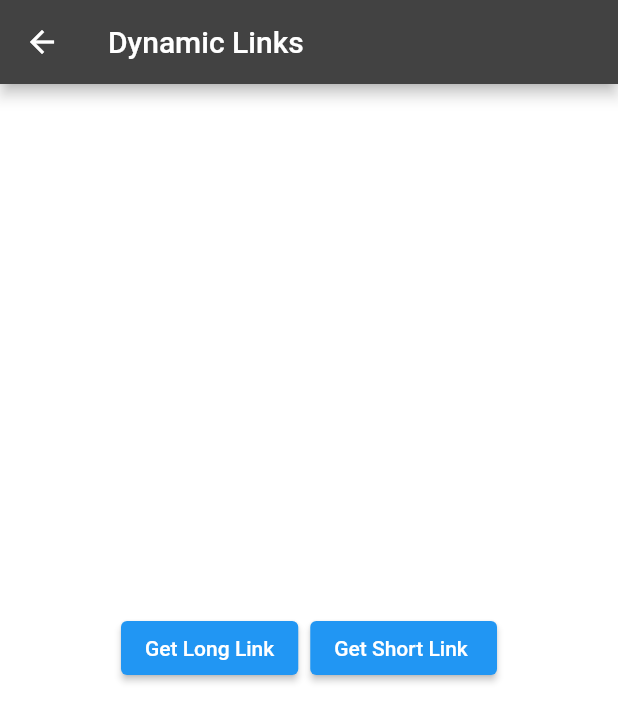
After one commit to vikasdduc/tpcircle, a Flutter app: the screen it shows after launch, after a tap on the "navigate next" icon, on a phone screen of 412 x 824 dp. The commit adds this screen. Shown: the top 722 px of the screen. Run offline on Flutter 3.47's test engine with Material 2 defaults, Android fonts, the phone set to English and light mode, and no system bars; our stand-ins replace badges, firebase_auth, firebase_core, firebase_dynamic_links, firebase_messaging, flutter_local_notifications and 1 more; accounts and stored records are empty; network calls fail.

Commit message:
dyanamic link with api call

```diff
--- a/lib/main.dart
+++ b/lib/main.dart
@@ -1,4 +1,3 @@
-
 import 'dart:async';
 import 'dart:convert';
 import 'dart:io';
@@ -10,22 +9,17 @@ import 'package:flutter/material.dart';
 import 'package:http/http.dart' as http;
 import 'package:flutter_local_notifications/flutter_local_notifications.dart';
 import 'package:rxdart/rxdart.dart';
-import 'package:tyreplex/screens/filterPages/chip_filter_page.dart';
-import 'package:tyreplex/screens/filterPages/filter_screen.dart';
+import 'package:tyreplex/screens/dynamicLink/dynamic_link_service.dart';
 import 'package:tyreplex/screens/myOrderPages/my_order.dart';
 import 'package:tyreplex/screens/rest_api_example/api_home_page.dart';
 
+// import 'filterPageForLink.dart';
 
 
-
-
-///
-/// To verify that your messages are being received, you ought to see a firebase_notification appearon your device/emulator via the flutter_local_notifications plugin.
-/// Define a top-level named handler which background/terminated messages will
 /// call. Be sure to annotate the handler with `@pragma('vm:entry-point')` above the function declaration.
 @pragma('vm:entry-point')
 Future<void> _firebaseMessagingBackgroundHandler(RemoteMessage message) async {
-  await Firebase.initializeApp();
+  // await Firebase.initializeApp();
   await setupFlutterNotifications();
   // showFlutterNotification(message);
   // If you're going to use other Firebase services in the background, such as Firestore,
@@ -52,7 +46,6 @@ Future<void> setupFlutterNotifications() async {
     description:
     'This channel is used for important notifications.', // description
     importance: Importance.high,
-    enableVibration: true,
   );
 
   flutterLocalNotificationsPlugin = FlutterLocalNotificationsPlugin();
@@ -89,18 +82,20 @@ void showFlutterNotification(RemoteMessage message) {
           channel.id,
           channel.name,
           channelDescription: channel.description,
-          // TODO add a proper drawable resource to android, for now using vvvvvvvvvvvvvvvvvvvvvvvvvvvvvvvvvvvvvvvvvvvvvvvvvvvvvvv
-          //      one that already exists in example app.
+          // TODO add a proper drawable resource to android, for now using vvvvvvvvvvvvvvvvvvvvvvvv
+          //
           icon: 'launch_background',
           actions: <AndroidNotificationAction>[
             AndroidNotificationAction(
               //  selectedNotificationPayload!,  navigationActionId!;
-              channel.id, 'Accept',
+              navigationActionId!, 'Accept',
+              showsUserInterface: true,
+              cancelNotification: false,
               titleColor: Color.fromARGB(255, 0, 0, 255),
             ),
 
 
-            AndroidNotificationAction(channel.id, 'Reject'),
+            AndroidNotificationAction(channel.id, 'Reject',),
             //  AndroidNotificationAction('id_3', 'Action 3'),
           ],
         ),
@@ -133,7 +128,7 @@ Future<void> main() async {
   await Firebase.initializeApp();
   // Set the background messaging handler early on, as a named top-level function
   FirebaseMessaging.onBackgroundMessage(_firebaseMessagingBackgroundHandler);
-  String? token = await FirebaseMessaging.instance.getToken();// getting fcm token
+  String? token = await FirebaseMessaging.instance.getToken();
   print("token_start ${token} token_end");
   if (!kIsWeb) {
     await setupFlutterNotifications();
@@ -164,7 +159,7 @@ Future<void> main() async {
 
       selectNotificationSubject.add(1);
 
-      // switch (notificationResponse.notificationResponseType) {
+      //     switch (notificationResponse.notificationResponseType) {
       //   case NotificationResponseType.selectedNotification:
       //     selectNotificationSubject.add(notificationResponse.payload);
       //     break;
@@ -189,19 +184,16 @@ class MessagingApp extends StatelessWidget {
   Widget build(BuildContext context) {
     return MaterialApp(
       debugShowCheckedModeBanner: false,
-      title: 'TyrePlex',
-      //theme: ThemeData.light(),
-        theme: ThemeData(
-          scaffoldBackgroundColor: Colors.lightGreenAccent[100],
-          primarySwatch: Colors.red,
-         ),
+      title: 'Tyreplex demo',
+      theme: ThemeData.dark(),
       initialRoute: '/',
       routes: {
-        '/': (context) => const MyOrdersPage(),
-        //'/': (context) => const Application(),
-        '/myFilterPage':(context) => const FilterPage(),
-        '/apipage': (context) => const HomeForApi(payload: '',),
-        '/chipPage': (context) => FilterChipPage(),
+        '/': (context) => Application(),
+        '/apipage': (context) => HomeForApi(payload: '',),
+        '/dynamicpage':(context) => DynamicPage(),
+        '/MyOrdersPage' : (context) => MyOrdersPage(),
+
+        //'/message': (context) => MessageView(),
       },
     );
   }
@@ -228,8 +220,7 @@ String constructFCMPayload(String? token) {
 
 /// Renders the example application.
 class Application extends StatefulWidget {
-  const Application({Key? key}) : super(key: key);
-
+  // late final LinkPage page; // have to call the page and uncommennt
   @override
   State<StatefulWidget> createState() => _Application();
 }
@@ -258,15 +249,22 @@ class _Application extends State<Application> {
   void _configureSelectNotificationSubject() {
     print("nsdjfndjfn djf scsdsdfsfvvvvvvvvvvvvvvvvvvvvvvvvvsfj");
 
-    try{ selectNotificationSubject.stream.listen((int? i) async {
-
-
+    selectNotificationSubject.stream.listen((int? i)async{
       print("nsdjfndjfn djf j");
       await  Navigator.of(context).push(MaterialPageRoute<void>(
         builder: (BuildContext context) => HomeForApi(payload: 'payload',),
       ));
     });
-    }catch(err){print("i am giving error because $err");}
+    //
+    // try{ selectNotificationSubject.stream.listen((String? payload) async {
+    //
+    //
+    //   print("nsdjfndjfn djf j");
+    //   // await  Navigator.of(context).push(MaterialPageRoute<void>(
+    //   //    builder: (BuildContext context) => HomeForApi(payload: 'payload',),
+    //   //  ));
+    //  });
+    // }catch(err){print("i am giving error because $err");}
   }
 
 
@@ -288,7 +286,7 @@ class _Application extends State<Application> {
         headers: <String, String>{
           'Content-Type': 'application/json; charset=UTF-8',
         },
-        body: constructFCMPayload(_token),
+        // body: constructFCMPayload(_token),
       );
       print('FCM request for device sent!');
     } catch (e) {
@@ -343,7 +341,88 @@ class _Application extends State<Application> {
 
   @override
   Widget build(BuildContext context) {
-     return const MyOrdersPage();
+    return Scaffold(
+      appBar: AppBar(
+        title: const Text('Cloud Messaging'),
+        actions: <Widget>[
+          IconButton(
+              iconSize: 30,
+              color: Colors.red,
+              onPressed: (){
+                Navigator.pushNamed(context, '/dynamicpage');
+              },
+              icon: const Icon(Icons.navigate_next,)
+          ),
+          IconButton(
+              iconSize: 30,
+              color: Colors.red,
+              onPressed: (){
 
+              },
+              icon: const Icon(Icons.share,)
+          ),
+          // PopupMenuButton(
+          //   onSelected: onActionSelected,
+          //   itemBuilder: (BuildContext context) {
+          //     return [
+          //       const PopupMenuItem(
+          //         value: 'subscribe',
+          //         child: Text('Subscribe to topic'),
+          //       ),
+          //       const PopupMenuItem(
+          //         value: 'unsubscribe',
+          //         child: Text('Unsubscribe to topic'),
+          //       ),
+          //       const PopupMenuItem(
+          //         value: 'get_apns_token',
+          //         child: Text('Get APNs token (Apple only)'),
+          //       ),
+          //     ];
+          //   },
+          // ),
+        ],
+      ),
+      floatingActionButton: Builder(
+        builder: (context) => FloatingActionButton(
+          onPressed: sendPushMessage,
+          backgroundColor: Colors.white,
+          child: const Icon(Icons.send),
+        ),
+      ),
+      body: SingleChildScrollView(
+        child: Column(
+          children: [
+            //MetaCard('Permissions', Permissions()),
+            // MetaCard(
+            //   'FCM Token',
+            //   TokenMonitor((token) {
+            //     _token = token;
+            //     return token == null
+            //         ? const CircularProgressIndicator()
+            //         : Text(token, style: const TextStyle(fontSize: 12));
+            //   }),
+            // ),
+            // ElevatedButton(
+            //   onPressed: () {
+            //     FirebaseMessaging.instance
+            //         .getInitialMessage()
+            //         .then((RemoteMessage? message) {
+            //       if (message != null) {
+            //         Navigator.pushNamed(
+            //           context,
+            //           '/message',
+            //          // arguments: MessageArguments(message, true),
+            //         );
+            //       }
+            //     });
+            //   },
+            //   child: const Text('getInitialMessage()'),
+            // ),
+            //MetaCard('Message Stream', MessageList()
+            // ),
+          ],
+        ),
+      ),
+    );
   }
 }
--- /dev/null
+++ b/lib/screens/dynamicLink/dynamic_link_service.dart
@@ -0,0 +1,152 @@
+import 'dart:async';
+//import 'package:deeplink/route_services.dart';
+//import 'package:firebase_core/firebase_core.dart';
+import 'package:firebase_dynamic_links/firebase_dynamic_links.dart';
+import 'package:flutter/material.dart';
+import 'package:flutter/services.dart';
+import 'package:tyreplex/screens/dynamicLink/path_constant.dart';
+import 'package:url_launcher/url_launcher.dart';
+
+// Future<void> main() async {
+//   await init();
+//   runApp(const DynamicPage());
+// }
+//
+// Future init() async {
+//   WidgetsFlutterBinding.ensureInitialized();
+//   await Firebase.initializeApp();
+// }
+
+class DynamicPage extends StatelessWidget {
+  const DynamicPage({Key? key}) : super(key: key);
+
+  @override
+  Widget build(BuildContext context) {
+    return _MainScreen();
+
+      //onGenerateRoute: RouteServices.generateRoute,
+
+  }
+}
+
+class _MainScreen extends StatefulWidget {
+  @override
+  State<StatefulWidget> createState() => _MainScreenState();
+}
+
+class _MainScreenState extends State<_MainScreen> {
+  String? _linkMessage;
+  bool _isCreatingLink = false;
+
+  FirebaseDynamicLinks dynamicLinks = FirebaseDynamicLinks.instance;
+
+  @override
+  void initState() {
+    super.initState();
+    initDynamicLinks();
+  }
+
+  Future<void> initDynamicLinks() async {
+    dynamicLinks.onLink.listen((dynamicLinkData) {
+      final Uri uri = dynamicLinkData.link;
+      final queryParams = uri.queryParameters;
+      if (queryParams.isNotEmpty) {
+        String? productId = queryParams["id"];
+        Navigator.pushNamed(context, dynamicLinkData.link.path,
+            arguments: {"productId": int.parse(productId!)});
+      } else {
+        Navigator.pushNamed(
+          context,
+          dynamicLinkData.link.path,
+        );
+      }
+    }).onError((error) {
+      print('onLink error');
+      print(error.message);
+    });
+  }
+
+  Future<void> _createDynamicLink(bool short, String link) async {
+    setState(() {
+      _isCreatingLink = true;
+    });
+
+    final DynamicLinkParameters parameters = DynamicLinkParameters(
+      uriPrefix: kUriPrefix,
+      link: Uri.parse(kUriPrefix + link),
+      androidParameters: const AndroidParameters(
+        packageName: 'com.example.tyreplex',
+        minimumVersion: 0,
+      ),
+    );
+
+    Uri url;
+    if (short) {
+      final ShortDynamicLink shortLink =
+      await dynamicLinks.buildShortLink(parameters);
+      url = shortLink.shortUrl;
+    } else {
+      url = await dynamicLinks.buildLink(parameters);
+    }
+
+    setState(() {
+      _linkMessage = url.toString();
+      _isCreatingLink = false;
+    });
+  }
+
+  @override
+  Widget build(BuildContext context) {
+    return Scaffold(
+      backgroundColor: Colors.white,
+      appBar: AppBar(
+        title: const Text('Dynamic Links '),
+      ),
+      body: Builder(
+        builder: (BuildContext context) {
+          return Center(
+            child: Column(
+              mainAxisAlignment: MainAxisAlignment.center,
+              children: <Widget>[
+                ButtonBar(
+                  alignment: MainAxisAlignment.center,
+                  children: <Widget>[
+                    ElevatedButton(
+                      onPressed: !_isCreatingLink
+                          ? () => _createDynamicLink(false, kProductpageLink)
+                          : null,
+                      child: const Text('Get Long Link'),
+                    ),
+                    ElevatedButton(
+                      onPressed: !_isCreatingLink
+                          ? () => _createDynamicLink(true, kSiteLink)
+                          : null,
+                      child: const Text('Get Short Link '),
+                    ),
+                  ],
+                ),
+                InkWell(
+                  onTap: () async {
+                    if (_linkMessage != null) {
+                      await launch(_linkMessage!);
+                    }
+                  },
+                  onLongPress: () {
+                    Clipboard.setData(ClipboardData(text: _linkMessage));
+                    ScaffoldMessenger.of(context).showSnackBar(
+                      const SnackBar(content: Text('Copied Link!')),
+                    );
+                  },
+                  child: Text(
+                    _linkMessage ?? '',
+                    style: const TextStyle(color: Colors.blue),
+                  ),
+                ),
+              ],
+            ),
+          );
+        },
+      ),
+    );
+  }
+}
--- /dev/null
+++ b/lib/screens/dynamicLink/path_constant.dart
@@ -0,0 +1,4 @@
+const String kUriPrefix = 'https://tyreplex.page.link';
+const String kSiteLink =  'https://tyreplex.com';
+//const String kHomepageLink = '/apipage';
+const String kProductpageLink = '/MyOrdersPage';
--- a/lib/screens/myOrderPages/my_order.dart
+++ b/lib/screens/myOrderPages/my_order.dart
@@ -33,6 +33,7 @@ class MyOrdersPageState extends State<MyOrdersPage >{
   @override
   Widget build(BuildContext context) {
     return Scaffold(
+      backgroundColor: Colors.white,
       appBar: AppBar(
         backgroundColor: Colors.red,
         centerTitle: true,
--- a/pubspec.yaml
+++ b/pubspec.yaml
@@ -44,6 +44,8 @@ dependencies:
   http: ^0.13.5
   flutter_local_notifications: ^11.0.0
   rxdart: ^0.27.5
+  firebase_dynamic_links: ^4.3.9
+  url_launcher: ^6.1.6
 
 
 dev_dependencies:
```
Also changed, not shown: lib/filterPages/chip_filter_page.dart (renamed from lib/screens/filterPages/chip_filter_page.dart), lib/filterPages/chip_filter_test.dart (renamed from lib/screens/filterPages/chip_filter_test.dart), lib/filterPages/filter_screen.dart (renamed from lib/screens/filterPages/filter_screen.dart), pubspec.lock, 1 other file.
